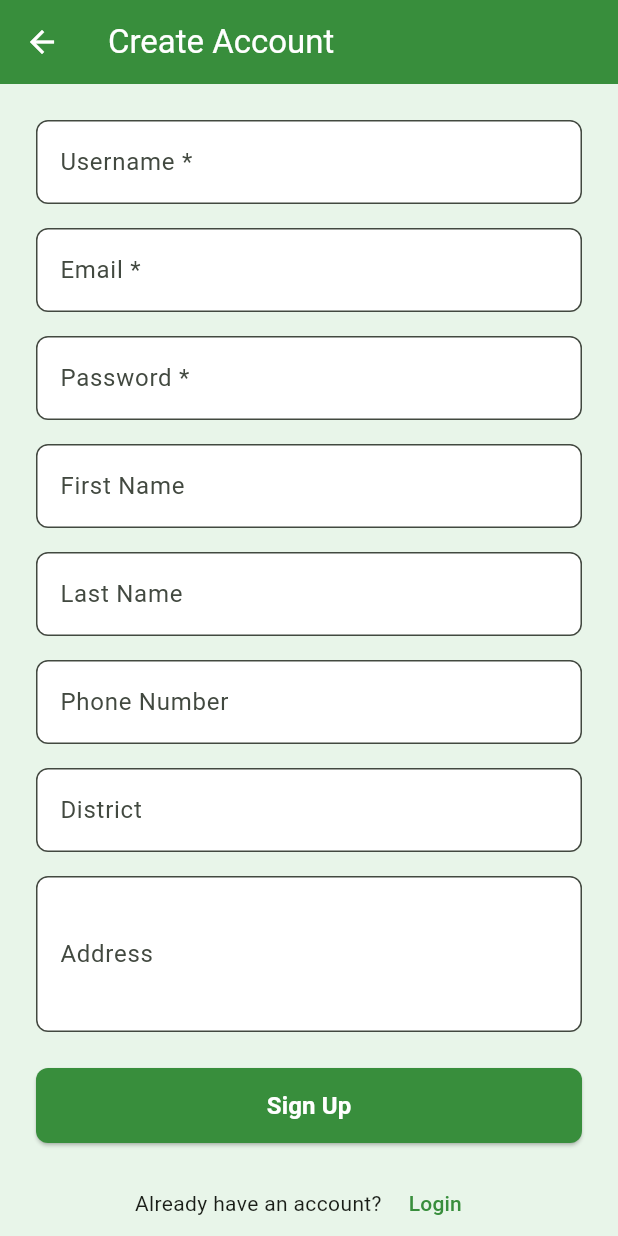
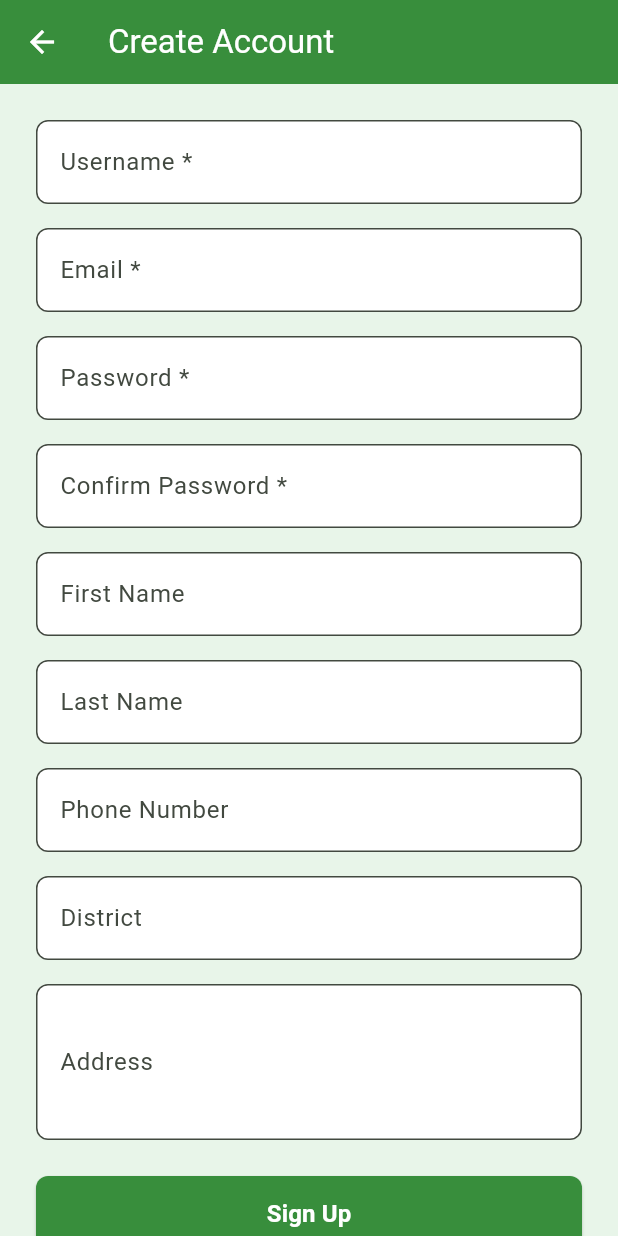
Before and after one commit to manira-mahat/AgriNova, a Flutter app: the DashboardScreen screen opened directly, after a tap on the "logout" icon, after a tap on "Sign Up", on a phone screen of 412 x 824 dp. Run offline on Flutter 3.47's test engine with Material 3 defaults, Android fonts, the light colour scheme and no system bars; our stand-ins replace shared_preferences; accounts and stored records are empty; network calls fail.

Commit message:
fix login issue

```diff
--- a/agri_flutter/lib/screens/login_screen.dart
+++ b/agri_flutter/lib/screens/login_screen.dart
@@ -32,6 +32,8 @@ class _LoginScreenState extends State<LoginScreen> {
       return;
     }
 
+    if (!mounted) return;
+
     final authProvider = Provider.of<AuthProvider>(context, listen: false);
 
     final success = await authProvider.login(
@@ -39,12 +41,14 @@ class _LoginScreenState extends State<LoginScreen> {
       _passwordController.text,
     );
 
-    if (success && mounted) {
+    if (!mounted) return;
+
+    if (success) {
       Navigator.pushReplacement(
         context,
         MaterialPageRoute(builder: (context) => const DashboardScreen()),
       );
-    } else if (mounted) {
+    } else {
       ScaffoldMessenger.of(context).showSnackBar(
         SnackBar(content: Text(authProvider.error ?? 'Login failed')),
       );
@@ -60,11 +64,13 @@ class _LoginScreenState extends State<LoginScreen> {
           child: SingleChildScrollView(
             child: Padding(
               padding: const EdgeInsets.all(24.0),
-              child: Column(
-                mainAxisAlignment: MainAxisAlignment.center,
-                children: [
-                  // Logo
-                  Icon(Icons.agriculture, size: 100, color: Colors.green[700]),
+              child: Form(
+                key: _formKey,
+                child: Column(
+                  mainAxisAlignment: MainAxisAlignment.center,
+                  children: [
+                    // Logo
+                    Icon(Icons.agriculture, size: 100, color: Colors.green[700]),
                   const SizedBox(height: 20),
 
                   // Title
@@ -129,6 +135,7 @@ class _LoginScreenState extends State<LoginScreen> {
                     ],
                   ),
                 ],
+                ),
               ),
             ),
           ),
--- a/agri_flutter/lib/screens/signup_screen.dart
+++ b/agri_flutter/lib/screens/signup_screen.dart
@@ -17,6 +17,7 @@ class _SignupScreenState extends State<SignupScreen> {
   final _usernameController = TextEditingController();
   final _emailController = TextEditingController();
   final _passwordController = TextEditingController();
+  final _passwordConfirmController = TextEditingController();
   final _firstNameController = TextEditingController();
   final _lastNameController = TextEditingController();
   final _phoneController = TextEditingController();
@@ -28,6 +29,7 @@ class _SignupScreenState extends State<SignupScreen> {
     _usernameController.dispose();
     _emailController.dispose();
     _passwordController.dispose();
+    _passwordConfirmController.dispose();
     _firstNameController.dispose();
     _lastNameController.dispose();
     _phoneController.dispose();
@@ -48,6 +50,7 @@ class _SignupScreenState extends State<SignupScreen> {
       "username": _usernameController.text,
       "email": _emailController.text,
       "password": _passwordController.text,
+      "password_confirm": _passwordConfirmController.text,
       "first_name": _firstNameController.text,
       "last_name": _lastNameController.text,
       "phone_number": _phoneController.text,
@@ -151,6 +154,30 @@ class _SignupScreenState extends State<SignupScreen> {
                       }
                       if (value.length < 6) {
                         return 'Password must be at least 6 characters';
+                      }
+                      return null;
+                    },
+                  ),
+                  const SizedBox(height: 16),
+
+                  // Confirm Password
+                  TextFormField(
+                    controller: _passwordConfirmController,
+                    obscureText: true,
+                    decoration: InputDecoration(
+                      labelText: 'Confirm Password *',
+                      border: OutlineInputBorder(
+                        borderRadius: BorderRadius.circular(8),
+                      ),
+                      filled: true,
+                      fillColor: Colors.white,
+                    ),
+                    validator: (value) {
+                      if (value == null || value.isEmpty) {
+                        return 'Please confirm your password';
+                      }
+                      if (value != _passwordController.text) {
+                        return 'Passwords do not match';
                       }
                       return null;
                     },
--- a/agri_flutter/lib/services/api_service.dart
+++ b/agri_flutter/lib/services/api_service.dart
@@ -6,7 +6,8 @@ import 'package:shared_preferences/shared_preferences.dart';
 class ApiService {
   // Change this to your computer's IP address for physical device
   // For Android Emulator use: http://10.0.2.2:8000/api/
-  static const String baseUrl = "http://192.168.18.195:8000/api/";
+  // For Web use: http://127.0.0.1:8000/api/
+  static const String baseUrl = "http://127.0.0.1:8000/api/";
 
   // Get saved token
   static Future<String?> getToken() async {
@@ -47,7 +48,13 @@ class ApiService {
       if (response.statusCode == 200 || response.statusCode == 201) {
         return jsonDecode(response.body);
       } else {
-        throw Exception(response.body);
+        // Try to parse error response as JSON
+        try {
+          final errorData = jsonDecode(response.body);
+          throw Exception(jsonEncode(errorData));
+        } catch (_) {
+          throw Exception(response.body);
+        }
       }
     } catch (e) {
       throw Exception("Error: $e");
```
Also changed, not shown: agri_flutter/lib/providers/auth_provider.dart (+34 -6 lines), agri_flutter/pubspec.lock, 2 other files.
